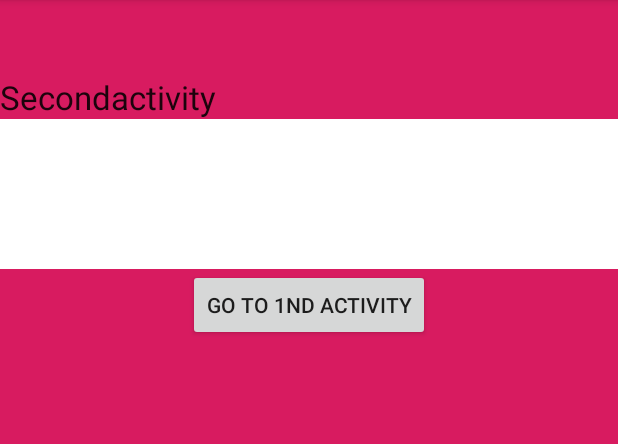
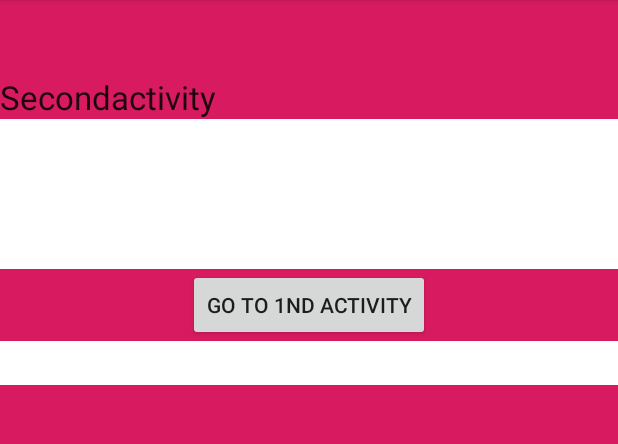
Before and after one commit to Nitinpal07/Intents, an Android app: the screen it shows after launch (SecondActivity), after a tap on "GO TO 2ND ACTIVITY", on a phone screen of 412 x 824 dp, the part 84-528 px from its top. Run offline under Robolectric (Android 15) with nearby library versions, the phone set to English and light mode, and no system bars.

Commit message:
Passing data from 2nd activity to 1st Activity

```diff
--- a/app/src/main/java/nitin/luckyproject/intents/MainActivity.java
+++ b/app/src/main/java/nitin/luckyproject/intents/MainActivity.java
@@ -1,5 +1,6 @@
 package nitin.luckyproject.intents;
 
+import androidx.annotation.Nullable;
 import androidx.appcompat.app.AppCompatActivity;
 
 import android.content.Intent;
@@ -8,9 +9,11 @@ import android.os.Bundle;
 import android.view.View;
 import android.widget.Button;
 import android.widget.EditText;
+import android.widget.TextView;
+import android.widget.Toast;
 
 public class MainActivity extends AppCompatActivity {
-
+public static final int REQUEST_CODE = 111;
     @Override
     protected void onCreate(Bundle savedInstanceState) {
         super.onCreate(savedInstanceState);
@@ -26,7 +29,7 @@ public class MainActivity extends AppCompatActivity {
                 Intent intent = new Intent(getApplicationContext(),SecondActivity.class);
                 EditText edtxt = findViewById(R.id.edittext1);
                 intent.putExtra("key1",edtxt.getText().toString());
-                startActivity(intent);
+                startActivityForResult(intent,REQUEST_CODE);
 
             }
         });
@@ -40,4 +43,16 @@ public class MainActivity extends AppCompatActivity {
             }
         });
     }
+
+    @Override
+    protected void onActivityResult(int requestCode, int resultCode, @Nullable Intent data) {
+        if (resultCode == RESULT_OK && requestCode == REQUEST_CODE) {
+            if (data.hasExtra("returnKey1")) {
+                Toast.makeText(this, data.getExtras().getString("returnKey1"),
+                        Toast.LENGTH_SHORT).show();
+                TextView txtview = findViewById(R.id.text1);
+                txtview.setText(data.getExtras().getString("returnKey1"));
+            }
+        }
+    }
 }
--- a/app/src/main/res/layout/activity_main.xml
+++ b/app/src/main/res/layout/activity_main.xml
@@ -39,4 +39,10 @@
         android:layout_height="wrap_content"
         android:text="Implicit Gmail/Intent"
         android:layout_marginLeft="100dp"/>
+    <TextView
+        android:id="@+id/text1"
+        android:layout_width="match_parent"
+        android:layout_height="wrap_content"
+        android:background="@color/White"
+        android:hint="result from 2nd activity"/>
 </LinearLayout>
--- a/app/src/main/res/layout/activity_second.xml
+++ b/app/src/main/res/layout/activity_second.xml
@@ -31,4 +31,14 @@
         android:gravity="center"
         android:layout_marginStart="125dp"
         android:text="Go to 1nd activity" />
+
+    <EditText
+        android:layout_width="match_parent"
+        android:layout_height="wrap_content"
+        android:id="@+id/edittext2"
+        android:background="@color/White"
+        android:textColor="#000"
+        android:inputType="text"
+        android:textAppearance="?android:textAppearanceLarge"
+        />
 </LinearLayout>
```
Also changed, not shown: app/src/main/java/nitin/luckyproject/intents/SecondActivity.java (+23 -0 lines).
